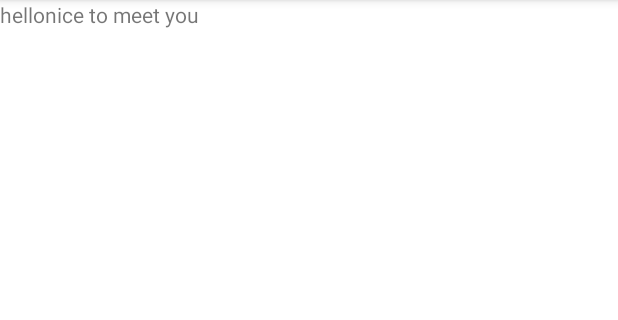
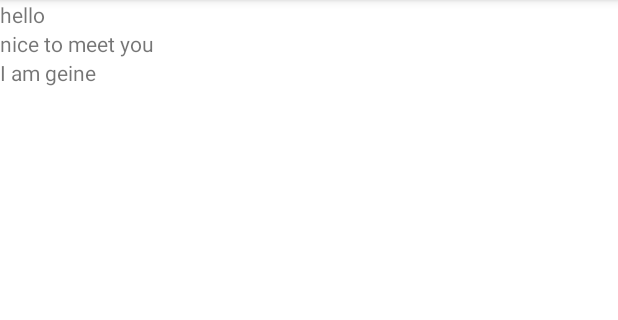
Before and after one commit to smallmarine/MyApp, an Android app: the screen it shows after launch (MainActivity), on a phone screen of 412 x 824 dp, the part 84-404 px from its top. Run offline under Robolectric (Android 15) with nearby library versions, the phone set to English and light mode, and no system bars.

Commit message:
change vertical

```diff
--- a/app/src/main/res/layout/activity_main.xml
+++ b/app/src/main/res/layout/activity_main.xml
@@ -8,7 +8,8 @@
 
     <LinearLayout
         android:layout_width="match_parent"
-        android:layout_height="match_parent">
+        android:layout_height="match_parent"
+        android:orientation="vertical">
 
         <TextView
             android:layout_width="wrap_content"
@@ -20,6 +21,12 @@
             android:layout_height="wrap_content"
             android:text="nice to meet you"/>
 
+        <TextView
+            android:layout_width="wrap_content"
+            android:layout_height="wrap_content"
+            android:text="I am geine"/>
+
+
 
     </LinearLayout>
 
```
